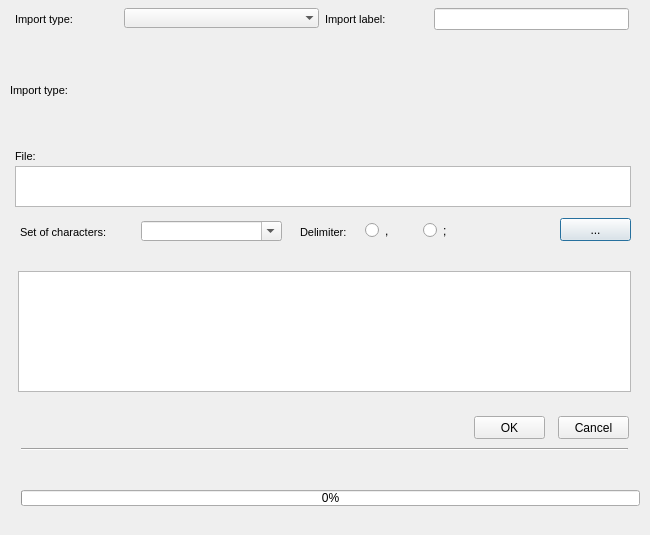
Above: ui/csv2pg.ui from Giswater/giswater_qgis_plugin before the change. Below: the same form after it.
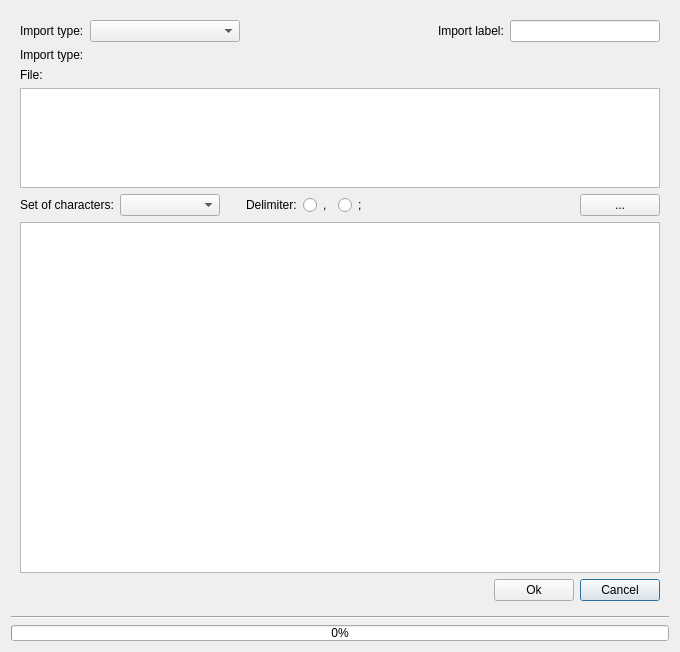
That is the form after the change.

```diff
--- a/ui/csv2pg.ui
+++ b/ui/csv2pg.ui
@@ -6,410 +6,289 @@
    <rect>
     <x>0</x>
     <y>0</y>
-    <width>650</width>
-    <height>535</height>
+    <width>680</width>
+    <height>652</height>
    </rect>
   </property>
   <property name="windowTitle">
    <string>Import CSV</string>
   </property>
-  <property name="styleSheet">
-   <string notr="true"/>
-  </property>
-  <widget class="QTextEdit" name="txt_file_csv">
-   <property name="geometry">
-    <rect>
-     <x>15</x>
-     <y>166</y>
-     <width>616</width>
-     <height>41</height>
-    </rect>
-   </property>
-   <property name="html">
-    <string>&lt;!DOCTYPE HTML PUBLIC &quot;-//W3C//DTD HTML 4.0//EN&quot; &quot;http://www.w3.org/TR/REC-html40/strict.dtd&quot;&gt;
-&lt;html&gt;&lt;head&gt;&lt;meta name=&quot;qrichtext&quot; content=&quot;1&quot; /&gt;&lt;style type=&quot;text/css&quot;&gt;
-p, li { white-space: pre-wrap; }
-&lt;/style&gt;&lt;/head&gt;&lt;body style=&quot; font-family:'MS Shell Dlg 2'; font-size:8.25pt; font-weight:400; font-style:normal;&quot;&gt;
-&lt;p style=&quot;-qt-paragraph-type:empty; margin-top:0px; margin-bottom:0px; margin-left:0px; margin-right:0px; -qt-block-indent:0; text-indent:0px; font-size:8pt;&quot;&gt;&lt;br /&gt;&lt;/p&gt;&lt;/body&gt;&lt;/html&gt;</string>
-   </property>
-  </widget>
-  <widget class="QPushButton" name="btn_file_csv">
-   <property name="geometry">
-    <rect>
-     <x>560</x>
-     <y>218</y>
-     <width>71</width>
-     <height>23</height>
-    </rect>
-   </property>
-   <property name="text">
-    <string>...</string>
-   </property>
-  </widget>
-  <widget class="QLabel" name="label_checkfreq_2">
-   <property name="geometry">
-    <rect>
-     <x>15</x>
-     <y>145</y>
-     <width>111</width>
-     <height>22</height>
-    </rect>
-   </property>
-   <property name="font">
-    <font>
-     <pointsize>8</pointsize>
-     <italic>false</italic>
-    </font>
-   </property>
-   <property name="frameShape">
-    <enum>QFrame::NoFrame</enum>
-   </property>
-   <property name="frameShadow">
-    <enum>QFrame::Plain</enum>
-   </property>
-   <property name="text">
-    <string>File:</string>
-   </property>
-   <property name="textFormat">
-    <enum>Qt::AutoText</enum>
-   </property>
-   <property name="scaledContents">
-    <bool>false</bool>
-   </property>
-   <property name="alignment">
-    <set>Qt::AlignLeading|Qt::AlignLeft|Qt::AlignVCenter</set>
-   </property>
-   <property name="margin">
-    <number>3</number>
-   </property>
-  </widget>
-  <widget class="QPushButton" name="btn_accept">
-   <property name="geometry">
-    <rect>
-     <x>474</x>
-     <y>416</y>
-     <width>71</width>
-     <height>23</height>
-    </rect>
-   </property>
-   <property name="text">
-    <string>OK</string>
-   </property>
-  </widget>
-  <widget class="QPushButton" name="btn_cancel">
-   <property name="geometry">
-    <rect>
-     <x>558</x>
-     <y>416</y>
-     <width>71</width>
-     <height>23</height>
-    </rect>
-   </property>
-   <property name="text">
-    <string>Cancel</string>
-   </property>
-  </widget>
-  <widget class="QProgressBar" name="progressBar">
-   <property name="geometry">
-    <rect>
-     <x>21</x>
-     <y>490</y>
-     <width>619</width>
-     <height>16</height>
-    </rect>
-   </property>
-   <property name="styleSheet">
-    <string notr="true"/>
-   </property>
-   <property name="value">
-    <number>0</number>
-   </property>
-  </widget>
-  <widget class="Line" name="line">
-   <property name="geometry">
-    <rect>
-     <x>21</x>
-     <y>441</y>
-     <width>607</width>
-     <height>16</height>
-    </rect>
-   </property>
-   <property name="orientation">
-    <enum>Qt::Horizontal</enum>
-   </property>
-  </widget>
-  <widget class="QLabel" name="label_units_2">
-   <property name="geometry">
-    <rect>
-     <x>15</x>
-     <y>8</y>
-     <width>101</width>
-     <height>22</height>
-    </rect>
-   </property>
-   <property name="font">
-    <font>
-     <pointsize>8</pointsize>
-     <italic>false</italic>
-    </font>
-   </property>
-   <property name="frameShape">
-    <enum>QFrame::NoFrame</enum>
-   </property>
-   <property name="frameShadow">
-    <enum>QFrame::Plain</enum>
-   </property>
-   <property name="text">
-    <string>Import type:</string>
-   </property>
-   <property name="textFormat">
-    <enum>Qt::AutoText</enum>
-   </property>
-   <property name="scaledContents">
-    <bool>false</bool>
-   </property>
-   <property name="alignment">
-    <set>Qt::AlignLeading|Qt::AlignLeft|Qt::AlignVCenter</set>
-   </property>
-   <property name="margin">
-    <number>3</number>
-   </property>
-  </widget>
-  <widget class="QComboBox" name="cmb_import_type">
-   <property name="geometry">
-    <rect>
-     <x>124</x>
-     <y>8</y>
-     <width>195</width>
-     <height>20</height>
-    </rect>
-   </property>
-   <property name="autoFillBackground">
-    <bool>true</bool>
-   </property>
-   <property name="maxVisibleItems">
-    <number>8</number>
-   </property>
-   <property name="frame">
-    <bool>false</bool>
-   </property>
-  </widget>
-  <widget class="QLineEdit" name="txt_import">
-   <property name="geometry">
-    <rect>
-     <x>434</x>
-     <y>8</y>
-     <width>195</width>
-     <height>22</height>
-    </rect>
-   </property>
-  </widget>
-  <widget class="QLabel" name="label_units_3">
-   <property name="geometry">
-    <rect>
-     <x>325</x>
-     <y>8</y>
-     <width>96</width>
-     <height>22</height>
-    </rect>
-   </property>
-   <property name="font">
-    <font>
-     <pointsize>8</pointsize>
-     <italic>false</italic>
-    </font>
-   </property>
-   <property name="frameShape">
-    <enum>QFrame::NoFrame</enum>
-   </property>
-   <property name="frameShadow">
-    <enum>QFrame::Plain</enum>
-   </property>
-   <property name="text">
-    <string>Import label:</string>
-   </property>
-   <property name="textFormat">
-    <enum>Qt::AutoText</enum>
-   </property>
-   <property name="scaledContents">
-    <bool>false</bool>
-   </property>
-   <property name="alignment">
-    <set>Qt::AlignLeading|Qt::AlignLeft|Qt::AlignVCenter</set>
-   </property>
-   <property name="margin">
-    <number>3</number>
-   </property>
-  </widget>
-  <widget class="QRadioButton" name="rb_comma">
-   <property name="geometry">
-    <rect>
-     <x>365</x>
-     <y>222</y>
-     <width>36</width>
-     <height>17</height>
-    </rect>
-   </property>
-   <property name="text">
-    <string>,</string>
-   </property>
-  </widget>
-  <widget class="QLabel" name="label_units_4">
-   <property name="geometry">
-    <rect>
-     <x>20</x>
-     <y>221</y>
-     <width>118</width>
-     <height>22</height>
-    </rect>
-   </property>
-   <property name="font">
-    <font>
-     <pointsize>8</pointsize>
-     <italic>false</italic>
-    </font>
-   </property>
-   <property name="frameShape">
-    <enum>QFrame::NoFrame</enum>
-   </property>
-   <property name="frameShadow">
-    <enum>QFrame::Plain</enum>
-   </property>
-   <property name="text">
-    <string>Set of characters:</string>
-   </property>
-   <property name="textFormat">
-    <enum>Qt::AutoText</enum>
-   </property>
-   <property name="scaledContents">
-    <bool>false</bool>
-   </property>
-   <property name="alignment">
-    <set>Qt::AlignLeading|Qt::AlignLeft|Qt::AlignVCenter</set>
-   </property>
-   <property name="margin">
-    <number>3</number>
-   </property>
-  </widget>
-  <widget class="QComboBox" name="cmb_unicode_list">
-   <property name="geometry">
-    <rect>
-     <x>141</x>
-     <y>221</y>
-     <width>141</width>
-     <height>20</height>
-    </rect>
-   </property>
-   <property name="autoFillBackground">
-    <bool>true</bool>
-   </property>
-   <property name="editable">
-    <bool>true</bool>
-   </property>
-   <property name="maxVisibleItems">
-    <number>8</number>
-   </property>
-   <property name="frame">
-    <bool>true</bool>
-   </property>
-  </widget>
-  <widget class="QRadioButton" name="rb_semicolon">
-   <property name="geometry">
-    <rect>
-     <x>423</x>
-     <y>222</y>
-     <width>36</width>
-     <height>17</height>
-    </rect>
-   </property>
-   <property name="text">
-    <string>;</string>
-   </property>
-  </widget>
-  <widget class="QLabel" name="label_units_5">
-   <property name="geometry">
-    <rect>
-     <x>300</x>
-     <y>221</y>
-     <width>51</width>
-     <height>22</height>
-    </rect>
-   </property>
-   <property name="font">
-    <font>
-     <pointsize>8</pointsize>
-     <italic>false</italic>
-    </font>
-   </property>
-   <property name="frameShape">
-    <enum>QFrame::NoFrame</enum>
-   </property>
-   <property name="frameShadow">
-    <enum>QFrame::Plain</enum>
-   </property>
-   <property name="text">
-    <string>Delimiter:</string>
-   </property>
-   <property name="textFormat">
-    <enum>Qt::AutoText</enum>
-   </property>
-   <property name="scaledContents">
-    <bool>false</bool>
-   </property>
-   <property name="alignment">
-    <set>Qt::AlignLeading|Qt::AlignLeft|Qt::AlignVCenter</set>
-   </property>
-   <property name="margin">
-    <number>3</number>
-   </property>
-  </widget>
-  <widget class="QTableView" name="tbl_csv">
-   <property name="geometry">
-    <rect>
-     <x>18</x>
-     <y>271</y>
-     <width>613</width>
-     <height>121</height>
-    </rect>
-   </property>
-  </widget>
-  <widget class="QLabel" name="lbl_info">
-   <property name="geometry">
-    <rect>
-     <x>10</x>
-     <y>50</y>
-     <width>616</width>
-     <height>81</height>
-    </rect>
-   </property>
-   <property name="font">
-    <font>
-     <pointsize>8</pointsize>
-     <italic>false</italic>
-    </font>
-   </property>
-   <property name="frameShape">
-    <enum>QFrame::NoFrame</enum>
-   </property>
-   <property name="frameShadow">
-    <enum>QFrame::Plain</enum>
-   </property>
-   <property name="text">
-    <string>Import type:</string>
-   </property>
-   <property name="textFormat">
-    <enum>Qt::AutoText</enum>
-   </property>
-   <property name="scaledContents">
-    <bool>false</bool>
-   </property>
-   <property name="alignment">
-    <set>Qt::AlignLeading|Qt::AlignLeft|Qt::AlignVCenter</set>
-   </property>
-   <property name="margin">
-    <number>3</number>
-   </property>
-  </widget>
+  <layout class="QGridLayout" name="gridLayout_2">
+   <item row="1" column="0">
+    <widget class="Line" name="line">
+     <property name="orientation">
+      <enum>Qt::Horizontal</enum>
+     </property>
+    </widget>
+   </item>
+   <item row="2" column="0">
+    <widget class="QProgressBar" name="progressBar">
+     <property name="maximumSize">
+      <size>
+       <width>16777215</width>
+       <height>16</height>
+      </size>
+     </property>
+     <property name="value">
+      <number>0</number>
+     </property>
+    </widget>
+   </item>
+   <item row="0" column="0">
+    <widget class="QWidget" name="centralwidget" native="true">
+     <layout class="QGridLayout" name="gridLayout_3">
+      <item row="6" column="0">
+       <layout class="QGridLayout" name="gridLayout">
+        <item row="0" column="2">
+         <widget class="QPushButton" name="btn_cancel">
+          <property name="text">
+           <string>Cancel</string>
+          </property>
+         </widget>
+        </item>
+        <item row="0" column="1">
+         <widget class="QPushButton" name="btn_accept">
+          <property name="text">
+           <string>Ok</string>
+          </property>
+         </widget>
+        </item>
+        <item row="0" column="0">
+         <spacer name="horizontalSpacer_4">
+          <property name="orientation">
+           <enum>Qt::Horizontal</enum>
+          </property>
+          <property name="sizeHint" stdset="0">
+           <size>
+            <width>40</width>
+            <height>20</height>
+           </size>
+          </property>
+         </spacer>
+        </item>
+       </layout>
+      </item>
+      <item row="2" column="0">
+       <widget class="QLabel" name="lbl_info">
+        <property name="text">
+         <string>Import type:</string>
+        </property>
+       </widget>
+      </item>
+      <item row="0" column="0">
+       <layout class="QHBoxLayout" name="horizontalLayout">
+        <item>
+         <widget class="QLabel" name="label_units_2">
+          <property name="text">
+           <string>Import type:</string>
+          </property>
+         </widget>
+        </item>
+        <item>
+         <widget class="QComboBox" name="cmb_import_type">
+          <property name="sizePolicy">
+           <sizepolicy hsizetype="Expanding" vsizetype="Fixed">
+            <horstretch>0</horstretch>
+            <verstretch>0</verstretch>
+           </sizepolicy>
+          </property>
+          <property name="minimumSize">
+           <size>
+            <width>100</width>
+            <height>0</height>
+           </size>
+          </property>
+          <property name="maximumSize">
+           <size>
+            <width>150</width>
+            <height>16777215</height>
+           </size>
+          </property>
+         </widget>
+        </item>
+        <item>
+         <spacer name="horizontalSpacer">
+          <property name="orientation">
+           <enum>Qt::Horizontal</enum>
+          </property>
+          <property name="sizeType">
+           <enum>QSizePolicy::Expanding</enum>
+          </property>
+          <property name="sizeHint" stdset="0">
+           <size>
+            <width>40</width>
+            <height>20</height>
+           </size>
+          </property>
+         </spacer>
+        </item>
+        <item>
+         <widget class="QLabel" name="label_units_3">
+          <property name="text">
+           <string>Import label:</string>
+          </property>
+         </widget>
+        </item>
+        <item>
+         <widget class="QLineEdit" name="txt_import">
+          <property name="minimumSize">
+           <size>
+            <width>100</width>
+            <height>0</height>
+           </size>
+          </property>
+          <property name="maximumSize">
+           <size>
+            <width>150</width>
+            <height>16777215</height>
+           </size>
+          </property>
+         </widget>
+        </item>
+       </layout>
+      </item>
+      <item row="5" column="0">
+       <widget class="QTableView" name="tbl_csv"/>
+      </item>
+      <item row="4" column="0">
+       <layout class="QVBoxLayout" name="verticalLayout">
+        <item>
+         <widget class="QLabel" name="label_checkfreq_2">
+          <property name="text">
+           <string>File:</string>
+          </property>
+         </widget>
+        </item>
+        <item>
+         <widget class="QTextEdit" name="txt_file_csv">
+          <property name="sizePolicy">
+           <sizepolicy hsizetype="Expanding" vsizetype="Preferred">
+            <horstretch>0</horstretch>
+            <verstretch>0</verstretch>
+           </sizepolicy>
+          </property>
+          <property name="maximumSize">
+           <size>
+            <width>16777215</width>
+            <height>100</height>
+           </size>
+          </property>
+         </widget>
+        </item>
+        <item>
+         <layout class="QHBoxLayout" name="horizontalLayout_3">
+          <item>
+           <widget class="QLabel" name="label_units_4">
+            <property name="sizePolicy">
+             <sizepolicy hsizetype="Fixed" vsizetype="Preferred">
+              <horstretch>0</horstretch>
+              <verstretch>0</verstretch>
+             </sizepolicy>
+            </property>
+            <property name="text">
+             <string>Set of characters:</string>
+            </property>
+           </widget>
+          </item>
+          <item alignment="Qt::AlignLeft">
+           <widget class="QComboBox" name="cmb_unicode_list">
+            <property name="minimumSize">
+             <size>
+              <width>100</width>
+              <height>0</height>
+             </size>
+            </property>
+            <property name="maximumSize">
+             <size>
+              <width>100</width>
+              <height>16777215</height>
+             </size>
+            </property>
+           </widget>
+          </item>
+          <item>
+           <spacer name="horizontalSpacer_3">
+            <property name="orientation">
+             <enum>Qt::Horizontal</enum>
+            </property>
+            <property name="sizeType">
+             <enum>QSizePolicy::Fixed</enum>
+            </property>
+            <property name="sizeHint" stdset="0">
+             <size>
+              <width>20</width>
+              <height>20</height>
+             </size>
+            </property>
+           </spacer>
+          </item>
+          <item>
+           <widget class="QLabel" name="label_units_5">
+            <property name="sizePolicy">
+             <sizepolicy hsizetype="Fixed" vsizetype="Preferred">
+              <horstretch>0</horstretch>
+              <verstretch>0</verstretch>
+             </sizepolicy>
+            </property>
+            <property name="text">
+             <string>Delimiter:</string>
+            </property>
+           </widget>
+          </item>
+          <item>
+           <widget class="QRadioButton" name="rb_comma">
+            <property name="sizePolicy">
+             <sizepolicy hsizetype="Fixed" vsizetype="Fixed">
+              <horstretch>0</horstretch>
+              <verstretch>0</verstretch>
+             </sizepolicy>
+            </property>
+            <property name="text">
+             <string>,</string>
+            </property>
+           </widget>
+          </item>
+          <item>
+           <widget class="QRadioButton" name="rb_semicolon">
+            <property name="sizePolicy">
+             <sizepolicy hsizetype="Fixed" vsizetype="Fixed">
+              <horstretch>0</horstretch>
+              <verstretch>0</verstretch>
+             </sizepolicy>
+            </property>
+            <property name="text">
+             <string>;</string>
+            </property>
+           </widget>
+          </item>
+          <item>
+           <spacer name="horizontalSpacer_2">
+            <property name="orientation">
+             <enum>Qt::Horizontal</enum>
+            </property>
+            <property name="sizeHint" stdset="0">
+             <size>
+              <width>40</width>
+              <height>20</height>
+             </size>
+            </property>
+           </spacer>
+          </item>
+          <item>
+           <widget class="QPushButton" name="btn_file_csv">
+            <property name="text">
+             <string>...</string>
+            </property>
+           </widget>
+          </item>
+         </layout>
+        </item>
+       </layout>
+      </item>
+     </layout>
+    </widget>
+   </item>
+  </layout>
  </widget>
  <tabstops>
   <tabstop>cmb_import_type</tabstop>
```
Left out of the diff: 16 changed lines with no effect on the pictures.
